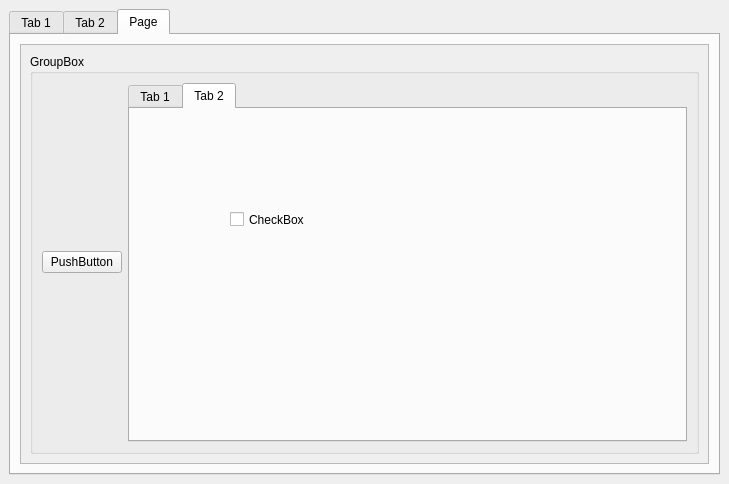
First picture: the form in xml/sample/draw/Add.ui, repository arskom/JsQt, before the edit.
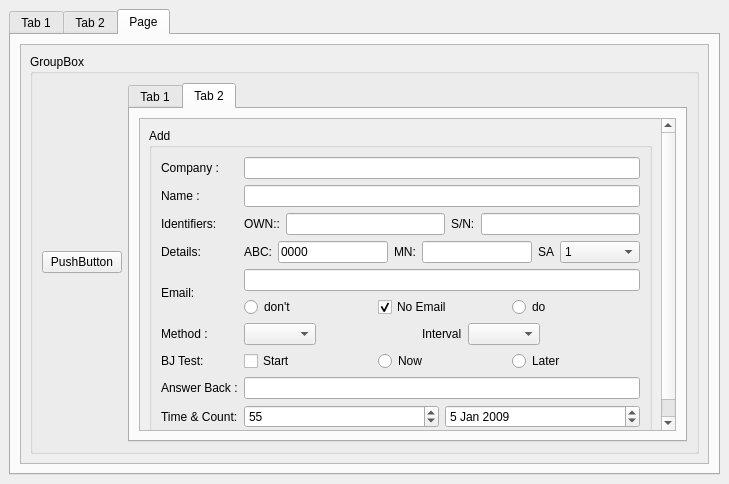
Second picture: the form after the edit. The open tabs and pages were chosen to show the change.

Commit message: testing to see whether QScrollArea is working.

Diff of the .ui file:
```diff
--- a/xml/sample/draw/Add.ui
+++ b/xml/sample/draw/Add.ui
@@ -528,19 +528,375 @@
                     <attribute name="title" >
                      <string>Tab 2</string>
                     </attribute>
-                    <widget class="QCheckBox" name="checkBox_2" >
-                     <property name="geometry" >
-                      <rect>
-                       <x>100</x>
-                       <y>100</y>
-                       <width>81</width>
-                       <height>21</height>
-                      </rect>
-                     </property>
-                     <property name="text" >
-                      <string>CheckBox</string>
-                     </property>
-                    </widget>
+                    <layout class="QVBoxLayout" name="verticalLayout_6" >
+                     <item>
+                      <widget class="QScrollArea" name="scrollArea_2" >
+                       <property name="widgetResizable" >
+                        <bool>true</bool>
+                       </property>
+                       <widget class="QWidget" name="scrollAreaWidgetContents_2" >
+                        <property name="geometry" >
+                         <rect>
+                          <x>0</x>
+                          <y>0</y>
+                          <width>516</width>
+                          <height>346</height>
+                         </rect>
+                        </property>
+                        <layout class="QVBoxLayout" name="verticalLayout_5" >
+                         <item>
+                          <widget class="QGroupBox" name="groupBox_3" >
+                           <property name="maximumSize" >
+                            <size>
+                             <width>16777215</width>
+                             <height>16777215</height>
+                            </size>
+                           </property>
+                           <property name="title" >
+                            <string>Add</string>
+                           </property>
+                           <layout class="QGridLayout" name="gridLayout_3" >
+                            <item row="0" column="0" >
+                             <widget class="QLabel" name="lblCompany_2" >
+                              <property name="text" >
+                               <string>Company :</string>
+                              </property>
+                             </widget>
+                            </item>
+                            <item row="0" column="2" >
+                             <widget class="QLineEdit" name="edtCompany_2" >
+                              <property name="readOnly" >
+                               <bool>true</bool>
+                              </property>
+                             </widget>
+                            </item>
+                            <item row="1" column="0" >
+                             <widget class="QLabel" name="lblName_2" >
+                              <property name="text" >
+                               <string>Name :</string>
+                              </property>
+                             </widget>
+                            </item>
+                            <item row="1" column="2" >
+                             <widget class="QLineEdit" name="edtName_2" />
+                            </item>
+                            <item row="2" column="0" >
+                             <widget class="QLabel" name="lblIdentifers_2" >
+                              <property name="text" >
+                               <string>Identifiers:</string>
+                              </property>
+                             </widget>
+                            </item>
+                            <item row="2" column="2" >
+                             <layout class="QHBoxLayout" name="horizontalLayout_7" >
+                              <item>
+                               <widget class="QLabel" name="lblIOWN_2" >
+                                <property name="text" >
+                                 <string>OWN::</string>
+                                </property>
+                               </widget>
+                              </item>
+                              <item>
+                               <widget class="QLineEdit" name="edtIOWN_2" />
+                              </item>
+                              <item>
+                               <widget class="QLabel" name="lblTerminalSN_2" >
+                                <property name="text" >
+                                 <string>S/N:</string>
+                                </property>
+                               </widget>
+                              </item>
+                              <item>
+                               <widget class="QLineEdit" name="edtTerminalSN_2" />
+                              </item>
+                             </layout>
+                            </item>
+                            <item row="3" column="0" >
+                             <widget class="QLabel" name="lblDetails_2" >
+                              <property name="text" >
+                               <string>Details:</string>
+                              </property>
+                             </widget>
+                            </item>
+                            <item row="3" column="2" >
+                             <layout class="QHBoxLayout" name="horizontalLayout_8" >
+                              <item>
+                               <widget class="QLabel" name="lblDNID_2" >
+                                <property name="text" >
+                                 <string>ABC:</string>
+                                </property>
+                               </widget>
+                              </item>
+                              <item>
+                               <widget class="QLineEdit" name="edtDNID_2" >
+                                <property name="minimumSize" >
+                                 <size>
+                                  <width>50</width>
+                                  <height>0</height>
+                                 </size>
+                                </property>
+                                <property name="text" >
+                                 <string>0000</string>
+                                </property>
+                               </widget>
+                              </item>
+                              <item>
+                               <widget class="QLabel" name="lblMN_2" >
+                                <property name="text" >
+                                 <string>MN:</string>
+                                </property>
+                               </widget>
+                              </item>
+                              <item>
+                               <widget class="QLineEdit" name="edtMN_2" >
+                                <property name="minimumSize" >
+                                 <size>
+                                  <width>30</width>
+                                  <height>0</height>
+                                 </size>
+                                </property>
+                               </widget>
+                              </item>
+                              <item>
+                               <widget class="QLabel" name="lblSubAddress_2" >
+                                <property name="text" >
+                                 <string>SA</string>
+                                </property>
+                               </widget>
+                              </item>
+                              <item>
+                               <widget class="QComboBox" name="comboSubAddress_2" >
+                                <property name="minimumSize" >
+                                 <size>
+                                  <width>80</width>
+                                  <height>0</height>
+                                 </size>
+                                </property>
+                                <item>
+                                 <property name="text" >
+                                  <string>1</string>
+                                 </property>
+                                </item>
+                                <item>
+                                 <property name="text" >
+                                  <string>2</string>
+                                 </property>
+                                </item>
+                                <item>
+                                 <property name="text" >
+                                  <string>3</string>
+                                 </property>
+                                </item>
+                                <item>
+                                 <property name="text" >
+                                  <string>4</string>
+                                 </property>
+                                </item>
+                                <item>
+                                 <property name="text" >
+                                  <string>5</string>
+                                 </property>
+                                </item>
+                                <item>
+                                 <property name="text" >
+                                  <string>6</string>
+                                 </property>
+                                </item>
+                                <item>
+                                 <property name="text" >
+                                  <string>7</string>
+                                 </property>
+                                </item>
+                               </widget>
+                              </item>
+                             </layout>
+                            </item>
+                            <item row="4" column="0" >
+                             <widget class="QLabel" name="lblEmail_2" >
+                              <property name="text" >
+                               <string>Email:</string>
+                              </property>
+                             </widget>
+                            </item>
+                            <item row="5" column="0" >
+                             <widget class="QLabel" name="lblTrackingMethod_2" >
+                              <property name="text" >
+                               <string>Method :</string>
+                              </property>
+                             </widget>
+                            </item>
+                            <item row="5" column="2" >
+                             <layout class="QHBoxLayout" name="HLTrackingMethod_2" >
+                              <item>
+                               <widget class="QComboBox" name="comboTrackingMethod_2" />
+                              </item>
+                              <item>
+                               <spacer name="horizontalSpacer" >
+                                <property name="orientation" >
+                                 <enum>Qt::Horizontal</enum>
+                                </property>
+                                <property name="sizeHint" stdset="0" >
+                                 <size>
+                                  <width>40</width>
+                                  <height>20</height>
+                                 </size>
+                                </property>
+                               </spacer>
+                              </item>
+                              <item>
+                               <widget class="QLabel" name="lblInterval_2" >
+                                <property name="text" >
+                                 <string>Interval</string>
+                                </property>
+                               </widget>
+                              </item>
+                              <item>
+                               <widget class="QComboBox" name="comboInterval_2" />
+                              </item>
+                              <item>
+                               <spacer name="horizontalSpacer_2" >
+                                <property name="orientation" >
+                                 <enum>Qt::Horizontal</enum>
+                                </property>
+                                <property name="sizeHint" stdset="0" >
+                                 <size>
+                                  <width>40</width>
+                                  <height>20</height>
+                                 </size>
+                                </property>
+                               </spacer>
+                              </item>
+                             </layout>
+                            </item>
+                            <item row="6" column="0" >
+                             <widget class="QLabel" name="lblTest_2" >
+                              <property name="text" >
+                               <string>BJ Test:</string>
+                              </property>
+                             </widget>
+                            </item>
+                            <item row="6" column="2" >
+                             <layout class="QHBoxLayout" name="HLTest_2" >
+                              <item>
+                               <widget class="QCheckBox" name="chkLRITTest_2" >
+                                <property name="text" >
+                                 <string>Start</string>
+                                </property>
+                               </widget>
+                              </item>
+                              <item>
+                               <widget class="QRadioButton" name="radioButton_6" >
+                                <property name="text" >
+                                 <string>Now</string>
+                                </property>
+                               </widget>
+                              </item>
+                              <item>
+                               <widget class="QRadioButton" name="radioButton_7" >
+                                <property name="text" >
+                                 <string>Later</string>
+                                </property>
+                               </widget>
+                              </item>
+                             </layout>
+                            </item>
+                            <item row="7" column="0" >
+                             <widget class="QLabel" name="lblAnswerBack_2" >
+                              <property name="text" >
+                               <string>Answer Back :</string>
+                              </property>
+                             </widget>
+                            </item>
+                            <item row="7" column="2" >
+                             <widget class="QLineEdit" name="edtAnswerBack_2" />
+                            </item>
+                            <item row="8" column="0" >
+                             <widget class="QLabel" name="label_3" >
+                              <property name="text" >
+                               <string>Time &amp; Count:</string>
+                              </property>
+                             </widget>
+                            </item>
+                            <item row="8" column="2" >
+                             <layout class="QHBoxLayout" name="horizontalLayout_9" >
+                              <item>
+                               <widget class="QSpinBox" name="spinBox_2" >
+                                <property name="minimum" >
+                                 <number>44</number>
+                                </property>
+                                <property name="maximum" >
+                                 <number>88</number>
+                                </property>
+                                <property name="singleStep" >
+                                 <number>4</number>
+                                </property>
+                                <property name="value" >
+                                 <number>55</number>
+                                </property>
+                               </widget>
+                              </item>
+                              <item>
+                               <widget class="QDateEdit" name="dateEdit_2" >
+                                <property name="dateTime" >
+                                 <datetime>
+                                  <hour>12</hour>
+                                  <minute>12</minute>
+                                  <second>0</second>
+                                  <year>2009</year>
+                                  <month>1</month>
+                                  <day>5</day>
+                                 </datetime>
+                                </property>
+                               </widget>
+                              </item>
+                             </layout>
+                            </item>
+                            <item row="4" column="2" >
+                             <layout class="QVBoxLayout" name="VLEmail_2" >
+                              <item>
+                               <widget class="QLineEdit" name="edtEmail_2" />
+                              </item>
+                              <item>
+                               <layout class="QHBoxLayout" name="horizontalLayout_10" >
+                                <item>
+                                 <widget class="QRadioButton" name="radioButton_8" >
+                                  <property name="text" >
+                                   <string>don't</string>
+                                  </property>
+                                 </widget>
+                                </item>
+                                <item>
+                                 <widget class="QCheckBox" name="chkEmail_2" >
+                                  <property name="text" >
+                                   <string>No Email</string>
+                                  </property>
+                                  <property name="checked" >
+                                   <bool>true</bool>
+                                  </property>
+                                  <property name="autoRepeat" >
+                                   <bool>false</bool>
+                                  </property>
+                                 </widget>
+                                </item>
+                                <item>
+                                 <widget class="QRadioButton" name="radioButton_9" >
+                                  <property name="text" >
+                                   <string>do</string>
+                                  </property>
+                                 </widget>
+                                </item>
+                               </layout>
+                              </item>
+                             </layout>
+                            </item>
+                           </layout>
+                          </widget>
+                         </item>
+                        </layout>
+                       </widget>
+                      </widget>
+                     </item>
+                    </layout>
                    </widget>
                   </widget>
                  </item>
```
Left out of the diff: 2 changed lines with no effect on the pictures.
